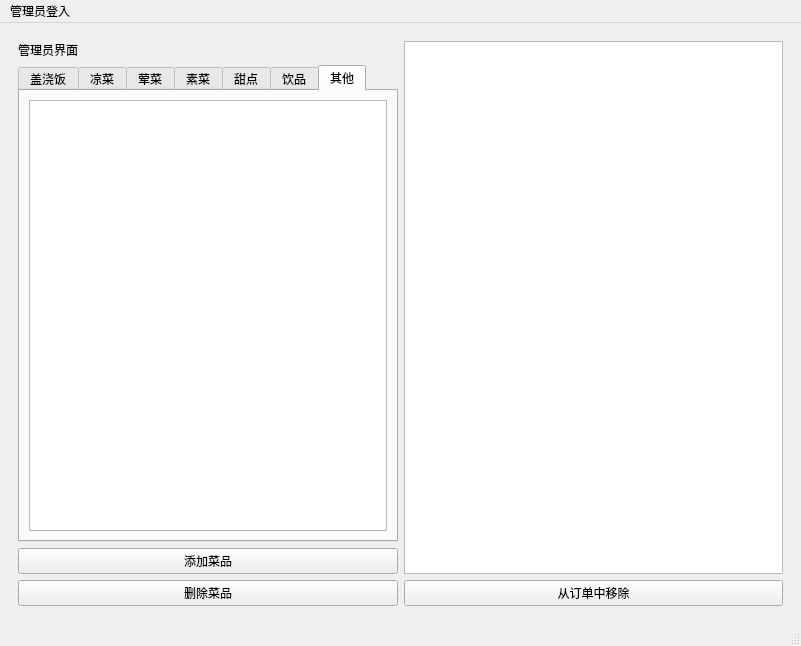
Zyf-de-github/canteen_ordering, file canteen_ordering/mainwindow.ui: the form before one commit.
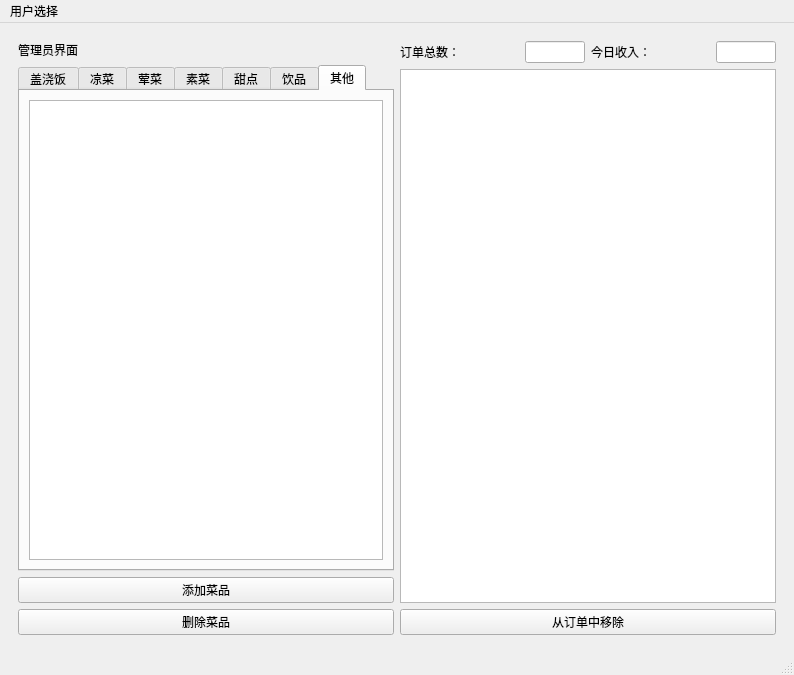
The form after the commit. The open tabs and pages were chosen to show the change.

The edit to the form file:
```diff
--- a/canteen_ordering/mainwindow.ui
+++ b/canteen_ordering/mainwindow.ui
@@ -6,8 +6,8 @@
    <rect>
     <x>0</x>
     <y>0</y>
-    <width>801</width>
-    <height>646</height>
+    <width>794</width>
+    <height>675</height>
    </rect>
   </property>
   <property name="windowTitle">
@@ -164,7 +164,7 @@
        </layout>
       </widget>
       <widget class="QWidget" name="page_2">
-       <layout class="QHBoxLayout" name="horizontalLayout_4">
+       <layout class="QHBoxLayout" name="horizontalLayout_4" stretch="1,1">
         <item>
          <layout class="QVBoxLayout" name="verticalLayout_3">
           <item>
@@ -278,6 +278,56 @@
         </item>
         <item>
          <layout class="QVBoxLayout" name="verticalLayout_7">
+          <item>
+           <layout class="QHBoxLayout" name="horizontalLayout_2" stretch="1,1,1,1,1,1">
+            <item>
+             <widget class="QLabel" name="label">
+              <property name="text">
+               <string>订单总数：</string>
+              </property>
+             </widget>
+            </item>
+            <item>
+             <spacer name="horizontalSpacer">
+              <property name="orientation">
+               <enum>Qt::Orientation::Horizontal</enum>
+              </property>
+              <property name="sizeHint" stdset="0">
+               <size>
+                <width>40</width>
+                <height>20</height>
+               </size>
+              </property>
+             </spacer>
+            </item>
+            <item>
+             <widget class="QLineEdit" name="lineEdit_2"/>
+            </item>
+            <item>
+             <widget class="QLabel" name="label_5">
+              <property name="text">
+               <string>今日收入：</string>
+              </property>
+             </widget>
+            </item>
+            <item>
+             <spacer name="horizontalSpacer_2">
+              <property name="orientation">
+               <enum>Qt::Orientation::Horizontal</enum>
+              </property>
+              <property name="sizeHint" stdset="0">
+               <size>
+                <width>40</width>
+                <height>20</height>
+               </size>
+              </property>
+             </spacer>
+            </item>
+            <item>
+             <widget class="QLineEdit" name="lineEdit_3"/>
+            </item>
+           </layout>
+          </item>
           <item>
            <widget class="QListWidget" name="listWidget_b"/>
           </item>
@@ -301,13 +351,13 @@
     <rect>
      <x>0</x>
      <y>0</y>
-     <width>801</width>
-     <height>21</height>
+     <width>794</width>
+     <height>17</height>
     </rect>
    </property>
    <widget class="QMenu" name="menud">
     <property name="title">
-     <string>管理员登入</string>
+     <string>用户选择</string>
     </property>
     <addaction name="actionlog"/>
     <addaction name="actionexit"/>
```
Left out of the diff: 77 changed lines with no effect on the pictures.
